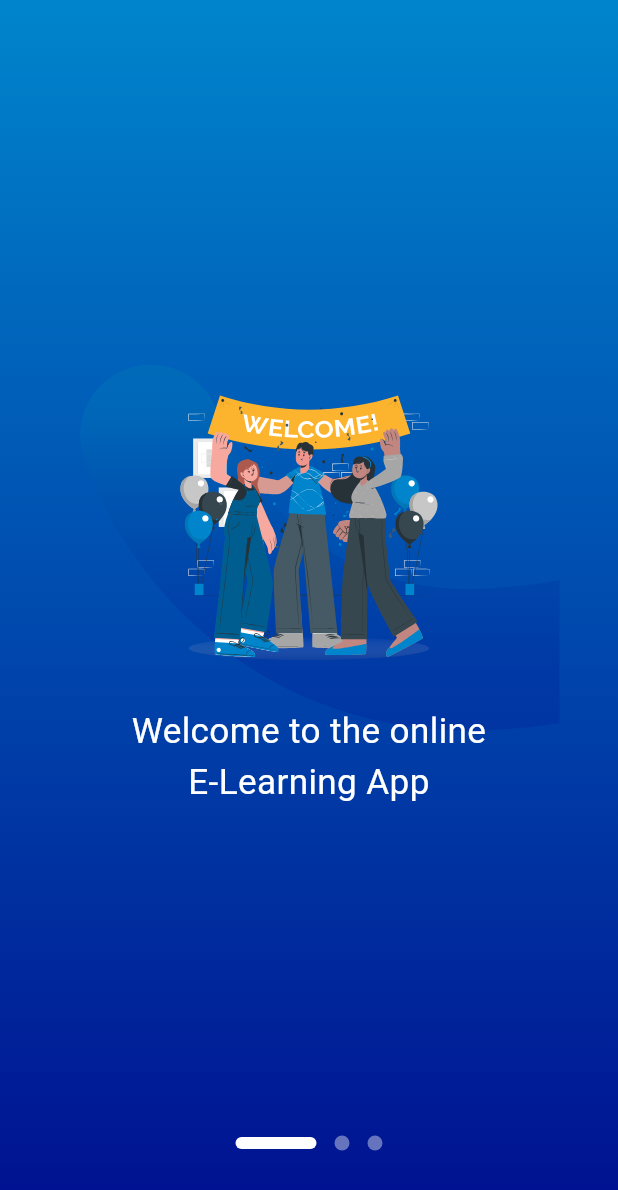
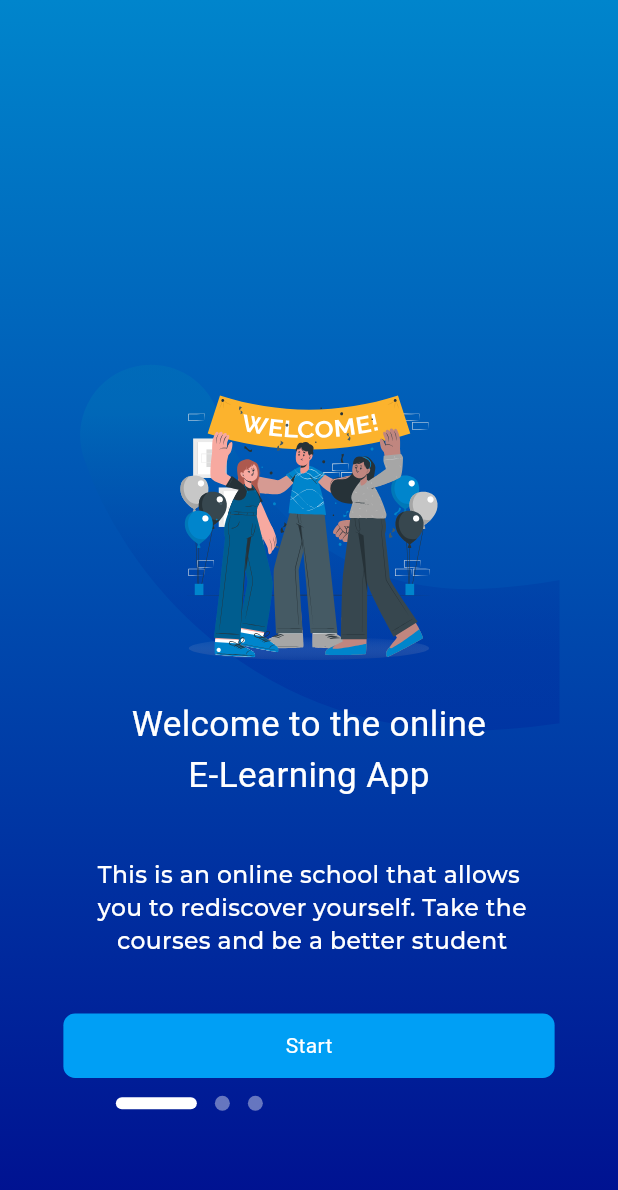
Before and after one commit to alsakniahmad51/Quis, a Flutter app: the screen it shows after launch, on a phone screen of 412 x 824 dp. Shown: the top 1190 px of the screen. Run offline on Flutter 3.47's test engine with Material 3 defaults, Android fonts, the phone set to English and light mode, and no system bars; drawn by our look-alikes of introduction_screen; our stand-ins replace flutter_screenutil, flutter_svg; Roboto replaces fonts that are missing (mochiy).

```diff
--- a/lib/core/util/constants.dart
+++ b/lib/core/util/constants.dart
@@ -4,3 +4,4 @@ abstract class AppSize {
 }
 
 String fontApp = 'mochiy';
+String montserrate = 'montserrat';
--- a/lib/features/onboarding/presentation/pages/onboarding.dart
+++ b/lib/features/onboarding/presentation/pages/onboarding.dart
@@ -22,6 +22,10 @@ class OnBoardingPageState extends State<OnBoardingPage> {
     );
   }
 
+  void _next() {
+    introKey.currentState!.next();
+  }
+
   Widget _buildFullscreenImage(String assetName) {
     return SvgPicture.asset(
       assetName,
@@ -32,8 +36,10 @@ class OnBoardingPageState extends State<OnBoardingPage> {
     );
   }
 
-  Widget _buildImage(String assetName,
-      [double width = 500, double hight = 720]) {
+  Widget _buildImage(
+    String assetName,
+    // [double width = 500, double hight = 720]
+  ) {
     return SizedBox(
       height: MediaQuery.of(context).size.height - 100,
       width: MediaQuery.of(context).size.width,
@@ -45,6 +51,20 @@ class OnBoardingPageState extends State<OnBoardingPage> {
     );
   }
 
+  // bool _isScrolling = false;
+
+  // Future<void> animateScroll(int page) async {
+  //   setState(() => _isScrolling = true);
+  //   await _pageController.animateToPage(
+  //     max(min(page, getPagesLength() - 1), 0),
+  //     duration: Duration(milliseconds: widget.animationDuration),
+  //     curve: widget.curve,
+  //   );
+  //   if (mounted) {
+  //     setState(() => _isScrolling = false);
+  //   }
+  // }
+
   @override
   Widget build(BuildContext context) {
     const bodyStyle = TextStyle(fontSize: 19.0);
@@ -55,7 +75,12 @@ class OnBoardingPageState extends State<OnBoardingPage> {
         gradient: LinearGradient(
           begin: Alignment.topCenter,
           end: AlignmentDirectional.bottomCenter,
-              colors: [Color(0xff0085CC), Color(0xff000E8F)])),
+          colors: [
+            Color(0xff0085CC),
+            Color(0xff000E8F),
+          ],
+        ),
+      ),
       footerFlex: 0,
       pageMargin: EdgeInsets.zero,
       titlePadding: EdgeInsets.zero,
@@ -73,6 +98,12 @@ class OnBoardingPageState extends State<OnBoardingPage> {
     return IntroductionScreen(
       showDoneButton: false,
       showNextButton: false,
+      next: Padding(
+        padding: EdgeInsets.only(bottom: 40.h, right: 100.w),
+        child: Container(
+          child: const Text("start"),
+        ),
+      ),
       showBottomPart: true,
       skip: Container(),
       // done: Container(),
@@ -95,14 +126,52 @@ class OnBoardingPageState extends State<OnBoardingPage> {
               Column(
                 children: [
                   SizedBox(
-                    height: 210.h,
+                    height: 390.h,
                   ),
                   Center(
                     child: Text(
                       style: TextStyle(fontSize: 24.sp, color: Colors.white),
                       "Welcome to the online\nE-Learning App",
                       textAlign: TextAlign.center,
-                  )),
+                    ),
+                  ),
+                  SizedBox(
+                    height: 39.h,
+                  ),
+                  Center(
+                    child: Text(
+                      style: TextStyle(
+                          fontSize: 16.sp,
+                          color: Colors.white,
+                          fontFamily: montserrate),
+                      "This is an online school that allows\n you to rediscover yourself. Take the\n courses and be a better student",
+                      textAlign: TextAlign.center,
+                    ),
+                  ),
+                  SizedBox(
+                    height: 39.h,
+                  ),
+                  Center(
+                    child: InkWell(
+                      onTap: () => introKey.currentState!.controller.nextPage(
+                          duration: const Duration(milliseconds: 400),
+                          curve: Curves.easeInToLinear),
+                      child: Container(
+                        width: 310.w,
+                        height: 44.h,
+                        decoration: BoxDecoration(
+                            color: const Color(0xff009FF5),
+                            borderRadius:
+                                BorderRadius.all(Radius.circular(8.r))),
+                        child: Center(
+                          child: const Text(
+                            "Start",
+                            style: TextStyle(color: Colors.white),
+                          ),
+                        ),
+                      ),
+                    ),
+                  ),
                 ],
               )
             ],
--- a/pubspec.yaml
+++ b/pubspec.yaml
@@ -73,9 +73,9 @@ flutter:
         - asset: assets/fonts/MochiyPopOne-Regular.ttf
   #       - asset: fonts/Schyler-Italic.ttf
   #         style: italic
-  #   - family: Trajan Pro
-  #     fonts:
-  #       - asset: fonts/TrajanPro.ttf
+    - family: montserrat
+      fonts:
+        - asset: assets/fonts/Montserrat-Medium.ttf
   #       - asset: fonts/TrajanPro_Bold.ttf
   #         weight: 700
   #
```
Also changed, not shown: lib/features/onboarding/presentation/pages/hello.dart (added, +236 -0 lines), assets/fonts/Montserrat-Medium.ttf (added). Lines whose indentation alone changed are shown as unchanged.
